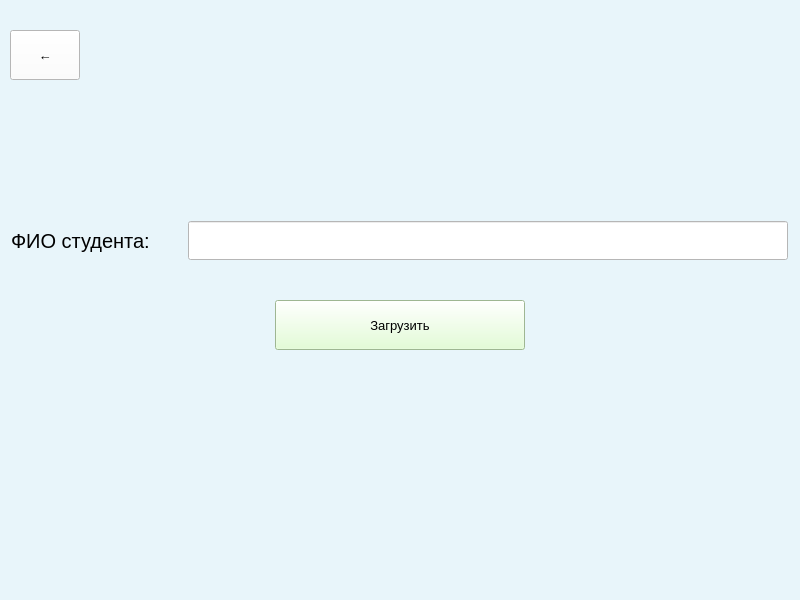
Above: qt/load_student.ui from andrei-229/valanter_app before the change. Below: the same form after it.
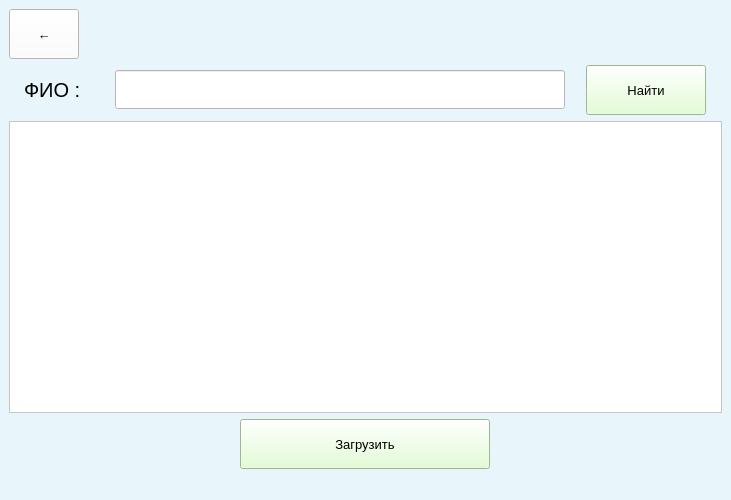
That is the form after the change.

The edit to the form file:
```diff
--- a/qt/load_student.ui
+++ b/qt/load_student.ui
@@ -6,20 +6,20 @@
    <rect>
     <x>0</x>
     <y>0</y>
-    <width>800</width>
-    <height>600</height>
+    <width>731</width>
+    <height>500</height>
    </rect>
   </property>
   <property name="minimumSize">
    <size>
-    <width>800</width>
-    <height>600</height>
+    <width>731</width>
+    <height>500</height>
    </size>
   </property>
   <property name="maximumSize">
    <size>
-    <width>800</width>
-    <height>600</height>
+    <width>731</width>
+    <height>500</height>
    </size>
   </property>
   <property name="windowTitle">
@@ -29,15 +29,8 @@
    <string notr="true">background-color: rgb(232, 245, 250);</string>
   </property>
   <widget class="QWidget" name="centralwidget">
-   <widget class="QWidget" name="horizontalLayoutWidget">
-    <property name="geometry">
-     <rect>
-      <x>10</x>
-      <y>20</y>
-      <width>781</width>
-      <height>71</height>
-     </rect>
-    </property>
+   <layout class="QVBoxLayout" name="verticalLayout">
+    <item>
     <layout class="QHBoxLayout" name="horizontalLayout_9">
      <item>
       <widget class="QPushButton" name="back_but">
@@ -80,28 +73,20 @@
       </spacer>
      </item>
     </layout>
-   </widget>
-   <widget class="QWidget" name="horizontalLayoutWidget_2">
-    <property name="geometry">
-     <rect>
-      <x>10</x>
-      <y>210</y>
-      <width>781</width>
-      <height>61</height>
-     </rect>
-    </property>
+    </item>
+    <item>
     <layout class="QHBoxLayout" name="horizontalLayout_10">
      <item>
       <widget class="QLabel" name="label">
        <property name="minimumSize">
         <size>
-         <width>170</width>
+          <width>70</width>
          <height>0</height>
         </size>
        </property>
        <property name="maximumSize">
         <size>
-         <width>170</width>
+          <width>70</width>
          <height>16777215</height>
         </size>
        </property>
@@ -111,7 +96,7 @@
         </font>
        </property>
        <property name="text">
-        <string>ФИО студента:</string>
+         <string>ФИО :</string>
        </property>
       </widget>
      </item>
@@ -119,13 +104,13 @@
       <widget class="QLineEdit" name="input_fio">
        <property name="minimumSize">
         <size>
-         <width>600</width>
+          <width>450</width>
          <height>0</height>
         </size>
        </property>
        <property name="maximumSize">
         <size>
-         <width>600</width>
+          <width>400</width>
          <height>16777215</height>
         </size>
        </property>
@@ -139,17 +124,49 @@
        </property>
       </widget>
      </item>
-    </layout>
-   </widget>
-   <widget class="QWidget" name="horizontalLayoutWidget_6">
-    <property name="geometry">
-     <rect>
-      <x>10</x>
-      <y>290</y>
-      <width>781</width>
-      <height>71</height>
-     </rect>
-    </property>
+      <item>
+       <widget class="QPushButton" name="find_student">
+        <property name="minimumSize">
+         <size>
+          <width>120</width>
+          <height>50</height>
+         </size>
+        </property>
+        <property name="maximumSize">
+         <size>
+          <width>120</width>
+          <height>50</height>
+         </size>
+        </property>
+        <property name="font">
+         <font>
+          <pointsize>10</pointsize>
+         </font>
+        </property>
+        <property name="styleSheet">
+         <string notr="true">background-color: rgb(221, 255, 204);</string>
+        </property>
+        <property name="text">
+         <string>Найти</string>
+        </property>
+       </widget>
+      </item>
+     </layout>
+    </item>
+    <item>
+     <widget class="QTableWidget" name="list_students">
+      <property name="maximumSize">
+       <size>
+        <width>16777215</width>
+        <height>300</height>
+       </size>
+      </property>
+      <property name="styleSheet">
+       <string notr="true">background-color: rgb(255, 255, 255);</string>
+      </property>
+     </widget>
+    </item>
+    <item>
     <layout class="QHBoxLayout" name="horizontalLayout_15">
      <item>
       <widget class="QPushButton" name="add_student_btn">
@@ -179,7 +196,8 @@
       </widget>
      </item>
     </layout>
-   </widget>
+    </item>
+   </layout>
   </widget>
   <widget class="QMenuBar" name="menubar">
    <property name="geometry">
```
Left out of the diff: 4 changed lines with no effect on the pictures. Lines whose indentation alone changed are shown as unchanged.
